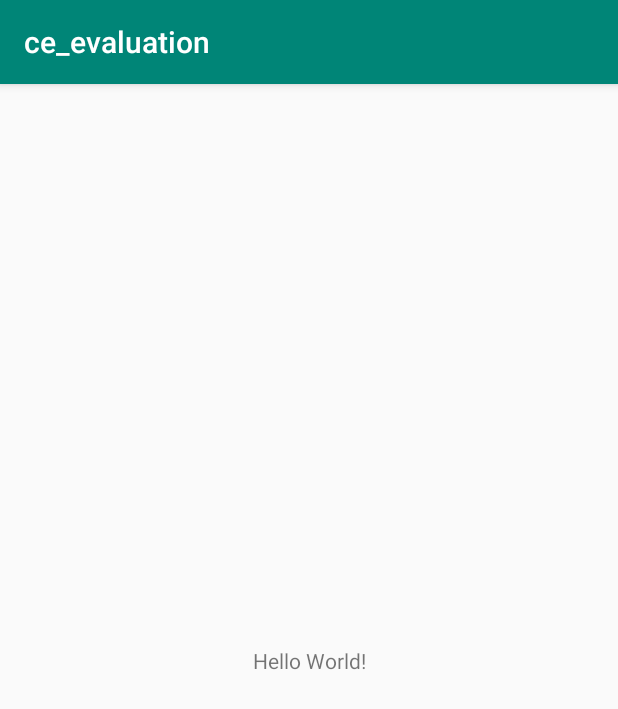
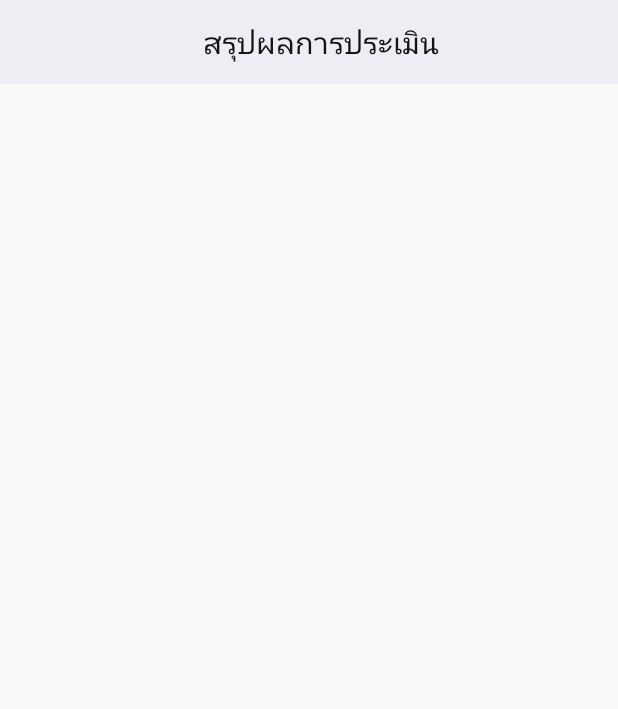
Before and after one commit to evaluat1on/ce_evalation, an Android app: the screen it shows after launch (MainActivity before the commit, Menu_report after it), on a phone screen of 412 x 824 dp. Shown: the top 709 px of the screen. Run offline under Robolectric (Android 15) with nearby library versions, the phone set to English and light mode, and no system bars.

Commit message:
create menu report

```diff
--- a/app/build.gradle
+++ b/app/build.gradle
@@ -24,7 +24,7 @@ android {
 
 dependencies {
     implementation fileTree(dir: 'libs', include: ['*.jar'])
-    implementation"org.jetbrains.kotlin:kotlin-stdlib-jdk7:$kotlin_version"
+    implementation "org.jetbrains.kotlin:kotlin-stdlib-jdk7:$kotlin_version"
     implementation 'com.android.support:appcompat-v7:28.0.0'
     implementation 'com.android.support.constraint:constraint-layout:1.1.3'
     testImplementation 'junit:junit:4.12'
--- a/app/src/main/AndroidManifest.xml
+++ b/app/src/main/AndroidManifest.xml
@@ -1,6 +1,8 @@
 <?xml version="1.0" encoding="utf-8"?>
 <manifest xmlns:android="http://schemas.android.com/apk/res/android"
           package="ce.evalution.ce_evaluation">
+
+    <uses-permission android:name="android.permission.INTERNET"/>
 
     <application
             android:allowBackup="true"
@@ -9,13 +11,17 @@
             android:roundIcon="@mipmap/ic_launcher_round"
             android:supportsRtl="true"
             android:theme="@style/AppTheme">
-        <activity android:name=".MainActivity">
+        <activity
+                android:name=".Menu_report"
+                android:theme="@style/AppTheme.NoActionBar">
             <intent-filter>
                 <action android:name="android.intent.action.MAIN"/>
 
                 <category android:name="android.intent.category.LAUNCHER"/>
             </intent-filter>
         </activity>
+        <activity android:name=".MainActivity">
+        </activity>
     </application>
 
 </manifest>
--- /dev/null
+++ b/app/src/main/java/ce/evalution/ce_evaluation/Menu_report.kt
@@ -0,0 +1,12 @@
+package ce.evalution.ce_evaluation
+
+import android.support.v7.app.AppCompatActivity
+import android.os.Bundle
+
+class Menu_report : AppCompatActivity() {
+
+    override fun onCreate(savedInstanceState: Bundle?) {
+        super.onCreate(savedInstanceState)
+        setContentView(R.layout.activity_menu_report)
+    }
+}
--- /dev/null
+++ b/app/src/main/res/layout/activity_menu_report.xml
@@ -0,0 +1,109 @@
+<?xml version="1.0" encoding="utf-8"?>
+<android.support.constraint.ConstraintLayout
+        xmlns:android="http://schemas.android.com/apk/res/android"
+        xmlns:tools="http://schemas.android.com/tools"
+        xmlns:app="http://schemas.android.com/apk/res-auto"
+        android:layout_width="match_parent"
+        android:layout_height="match_parent"
+        tools:context=".Menu_report">
+    <LinearLayout
+            android:orientation="vertical"
+            android:layout_width="422dp"
+            android:layout_height="99dp" tools:layout_editor_absoluteX="-8dp" tools:layout_editor_absoluteY="56dp">
+        <RelativeLayout
+                android:layout_width="match_parent"
+                android:layout_height="match_parent">
+
+
+            <ImageView
+                    android:id="@+id/recipe_list_thumbnail"
+                    android:layout_width="90dp"
+                    android:layout_height="90dp"
+                    android:layout_alignParentStart="true"
+                    android:layout_centerVertical="true"
+                    android:layout_marginBottom="5dp"
+                    android:layout_marginStart="11dp"
+                    android:layout_marginTop="10dp"
+                    android:contentDescription="Picture Detail"
+                    android:scaleType="centerInside"
+                    tools:src="@mipmap/ic_launcher"/>
+            <RelativeLayout
+                    android:id="@+id/recipe_list_text_layout"
+                    android:layout_width="wrap_content"
+                    android:layout_height="wrap_content"
+                    android:layout_centerVertical="true"
+                    android:layout_toEndOf="@id/recipe_list_thumbnail">
+
+                <TextView
+                        android:id="@+id/recipe_list_student"
+                        android:layout_width="wrap_content"
+                        android:layout_height="wrap_content"
+                        android:layout_marginLeft="8dp"
+                        android:layout_marginRight="8dp"
+                        android:layout_marginTop="2dp"
+                        android:textSize="18sp"
+                        tools:text="รายบุคคล"/>
+
+            </RelativeLayout>
+        </RelativeLayout>
+    </LinearLayout>
+    <LinearLayout
+            android:orientation="vertical"
+            android:layout_width="435dp"
+            android:layout_height="281dp"
+            tools:layout_editor_absoluteX="-9dp"
+            tools:layout_editor_absoluteY="56dp">
+
+        <RelativeLayout
+                android:layout_width="match_parent"
+                android:layout_height="match_parent">
+
+
+            <ImageView
+                    android:id="@+id/recipe_list_thumbnail"
+                    android:layout_width="90dp"
+                    android:layout_height="90dp"
+                    android:layout_alignParentStart="true"
+                    android:layout_centerVertical="true"
+                    android:layout_marginBottom="5dp"
+                    android:layout_marginStart="11dp"
+                    android:layout_marginTop="10dp"
+                    android:contentDescription="Picture Detail"
+                    android:scaleType="centerInside"
+                    tools:src="@mipmap/ic_launcher"/>
+            <RelativeLayout
+                    android:id="@+id/recipe_list_text_layout"
+                    android:layout_width="wrap_content"
+                    android:layout_height="wrap_content"
+                    android:layout_centerVertical="true"
+                    android:layout_toEndOf="@id/recipe_list_thumbnail">
+
+                <TextView
+                        android:id="@+id/recipe_list_subject"
+                        android:layout_width="wrap_content"
+                        android:layout_height="wrap_content"
+                        android:layout_marginLeft="8dp"
+                        android:layout_marginRight="8dp"
+                        android:layout_marginTop="2dp"
+                        android:textSize="18sp"
+                        tools:text="รายวิชา"/>
+
+            </RelativeLayout>
+        </RelativeLayout>
+    </LinearLayout>
+    <android.support.v7.widget.Toolbar
+            android:layout_width="match_parent"
+            android:layout_height="wrap_content"
+            android:background="@color/colorPrimary"
+            android:id="@+id/toolbar">
+        <TextView
+                android:gravity="center"
+                android:layout_width="match_parent"
+                android:layout_height="wrap_content"
+                android:text="@string/app_name"
+                android:textSize="20dp" android:textColor="#131212" tools:layout_editor_absoluteY="14dp"
+                tools:layout_editor_absoluteX="16dp"/>
+
+    </android.support.v7.widget.Toolbar>
+
+</android.support.constraint.ConstraintLayout>
--- a/app/src/main/res/values/colors.xml
+++ b/app/src/main/res/values/colors.xml
@@ -1,6 +1,6 @@
 <?xml version="1.0" encoding="utf-8"?>
 <resources>
-    <color name="colorPrimary">#008577</color>
-    <color name="colorPrimaryDark">#00574B</color>
+    <color name="colorPrimary">#EFECF3</color>
+    <color name="colorPrimaryDark">#EFECF3</color>
     <color name="colorAccent">#D81B60</color>
 </resources>
--- a/app/src/main/res/values/strings.xml
+++ b/app/src/main/res/values/strings.xml
@@ -1,3 +1,4 @@
 <resources>
-    <string name="app_name">ce_evaluation</string>
+    <string name="app_name">สรุปผลการประเมิน</string>
+
 </resources>
--- a/app/src/main/res/values/styles.xml
+++ b/app/src/main/res/values/styles.xml
@@ -8,4 +8,9 @@
         <item name="colorAccent">@color/colorAccent</item>
     </style>
 
+    <style name="AppTheme.NoActionBar" parent="AppTheme">
+        <item name="windowNoTitle">true</item>
+        <item name="windowActionBar">false</item>
+    </style>
+
 </resources>
```
